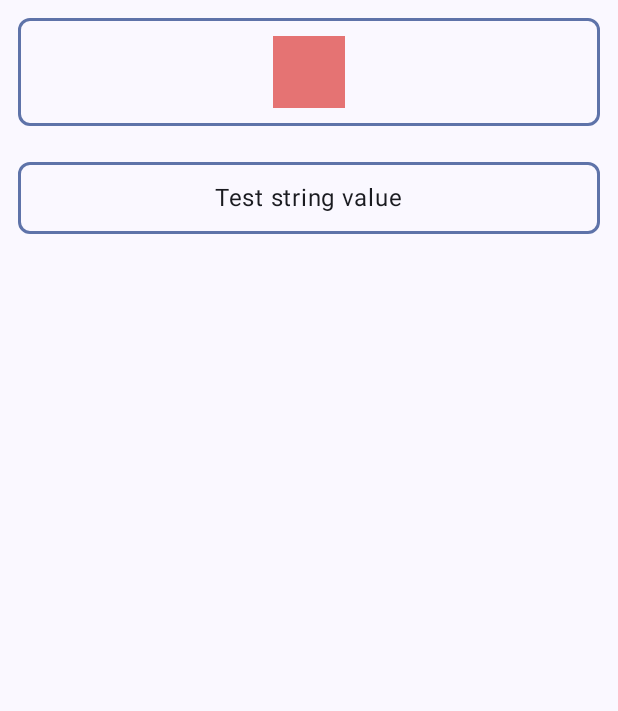
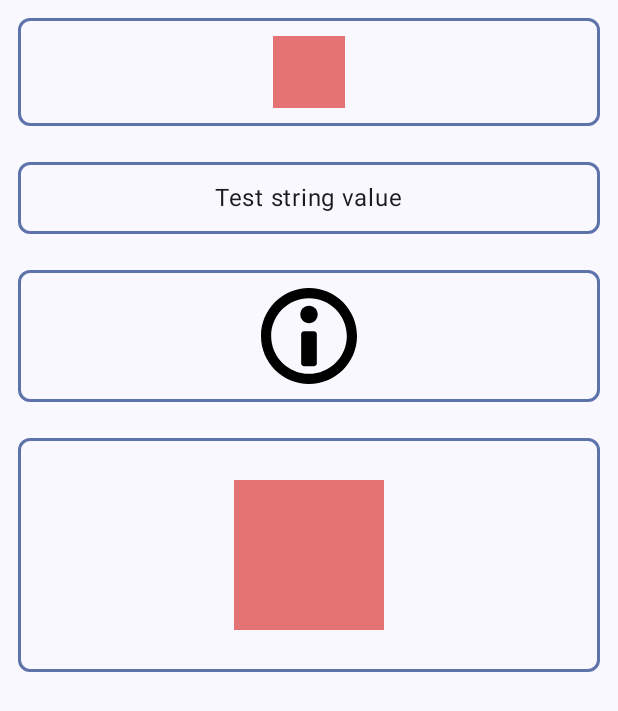
Before and after one commit to sandpaper-hub/JetpackComposeLearn, an Android app built with Jetpack Compose: the screen it shows after launch (MainActivity), on a phone screen of 412 x 824 dp. Shown: the top 711 px of the screen. Run offline under Robolectric (Android 15) with nearby library versions, the phone set to English and light mode, and no system bars.

Commit message:
Drawable/Dimension resources example

```diff
--- a/app/src/main/java/com/compose/jetpackcomposelearn/MainActivity.kt
+++ b/app/src/main/java/com/compose/jetpackcomposelearn/MainActivity.kt
@@ -12,6 +12,8 @@ import androidx.compose.runtime.Composable
 import androidx.compose.ui.Modifier
 import androidx.compose.ui.tooling.preview.Preview
 import com.compose.jetpackcomposelearn.resourceExamples.ColorsExample
+import com.compose.jetpackcomposelearn.resourceExamples.DimensionExample
+import com.compose.jetpackcomposelearn.resourceExamples.DrawableResourceExample
 import com.compose.jetpackcomposelearn.resourceExamples.StringResourceExample
 import com.compose.jetpackcomposelearn.ui.theme.JetpackComposeLearnTheme
 import com.compose.jetpackcomposelearn.util.BorderComponent
@@ -38,6 +40,8 @@ fun MainExample(modifier: Modifier = Modifier) {
     LazyColumn(modifier = modifier) {
         item { BorderComponent { ColorsExample() } }
         item { BorderComponent { StringResourceExample() } }
+        item { BorderComponent { DrawableResourceExample() } }
+        item { BorderComponent { DimensionExample() } }
     }
 }
 
--- a/app/src/main/java/com/compose/jetpackcomposelearn/resourceExamples/Resources.kt
+++ b/app/src/main/java/com/compose/jetpackcomposelearn/resourceExamples/Resources.kt
@@ -1,12 +1,16 @@
 package com.compose.jetpackcomposelearn.resourceExamples
 
+import androidx.compose.foundation.Image
 import androidx.compose.foundation.background
 import androidx.compose.foundation.layout.Box
+import androidx.compose.foundation.layout.padding
 import androidx.compose.foundation.layout.size
 import androidx.compose.material3.Text
 import androidx.compose.runtime.Composable
 import androidx.compose.ui.Modifier
 import androidx.compose.ui.graphics.Color
+import androidx.compose.ui.res.dimensionResource
+import androidx.compose.ui.res.painterResource
 import androidx.compose.ui.res.stringResource
 import androidx.compose.ui.unit.dp
 import com.compose.jetpackcomposelearn.R
@@ -16,9 +20,11 @@ val Red = Color(0xFFE57373)
 @Composable
 @Suppress("FunctionName")
 fun ColorsExample() {
-    Box(modifier = Modifier
-        .size(48.dp)
-        .background(Red))
+    Box(
+        modifier = Modifier
+            .size(48.dp)
+            .background(Red)
+    )
 }
 
 @Composable
@@ -27,3 +33,21 @@ fun StringResourceExample() {
     val testStringResource = stringResource(id = R.string.someStringValue)
     Text(testStringResource)
 }
+
+@Composable
+@Suppress("FunctionName")
+fun DrawableResourceExample() {
+    val image = painterResource(R.drawable.about)
+    Image(painter = image, contentDescription = null)
+}
+
+@Composable
+@Suppress("FunctionName")
+fun DimensionExample() {
+    val padding = dimensionResource(R.dimen.padding_large)
+    Box(
+        modifier = Modifier.padding(padding)
+            .background(Red)
+            .size(100.dp)
+    )
+}
--- /dev/null
+++ b/app/src/main/res/drawable/about.xml
@@ -0,0 +1,9 @@
+<vector xmlns:android="http://schemas.android.com/apk/res/android" android:height="64dp" android:viewportHeight="490.32" android:viewportWidth="490.32" android:width="64dp">
+
+    <path android:fillColor="#000000" android:pathData="M245.15,0C109.97,0 0.01,109.98 0.01,245.16c0,135.18 109.96,245.16 245.14,245.16c135.19,0 245.16,-109.98 245.16,-245.16C490.31,109.98 380.33,0 245.15,0zM245.15,438.42c-106.56,0 -193.23,-86.7 -193.23,-193.25c0,-106.56 86.68,-193.26 193.23,-193.26c106.56,0 193.26,86.7 193.26,193.26C438.41,351.72 351.71,438.42 245.15,438.42z"/>
+
+    <path android:fillColor="#000000" android:pathData="M270.04,221.35h-49.77c-8.35,0 -15.13,6.78 -15.13,15.12v147.57c0,8.35 6.78,15.12 15.13,15.12h49.77c8.35,0 15.13,-6.77 15.13,-15.12V236.47C285.17,228.13 278.39,221.35 270.04,221.35z"/>
+
+    <path android:fillColor="#000000" android:pathData="M245.15,91.17c-24.48,0 -44.34,19.85 -44.34,44.34c0,24.48 19.85,44.34 44.34,44.34c24.49,0 44.34,-19.85 44.34,-44.34C289.49,111.02 269.63,91.17 245.15,91.17z"/>
+
+</vector>
--- /dev/null
+++ b/app/src/main/res/values/dimens.xml
@@ -0,0 +1,4 @@
+<?xml version="1.0" encoding="utf-8"?>
+<resources>
+    <dimen name="padding_large">16dp</dimen>
+</resources>
```
